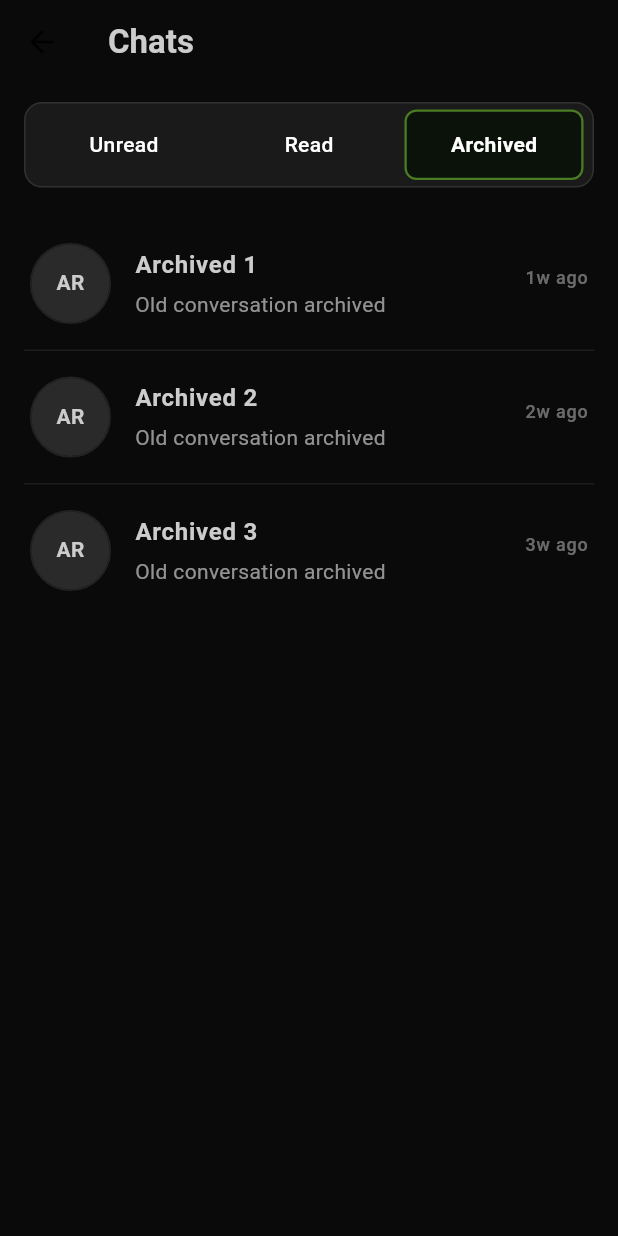
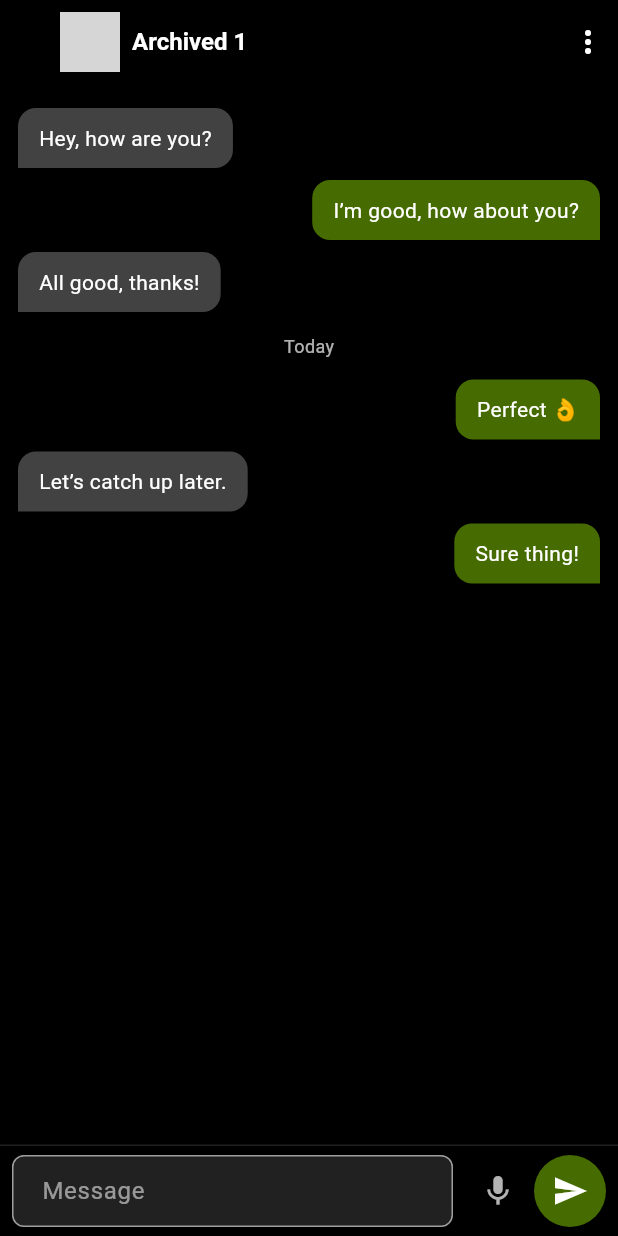
Before and after one commit to abdulrehman104/Outdoors-Mobile-App, a Flutter app: the ChatScreen screen opened directly, after a tap on "Read", after a tap on "Archived", after a tap on "AR", on a phone screen of 412 x 824 dp. Run offline on Flutter 3.47's test engine with Material 3 defaults, Android fonts, the phone set to English and light mode, and no system bars; our stand-ins replace dio, flutter_secure_storage, shared_preferences; accounts and stored records are empty; project files that could hold a hidden picture were left out; grey boxes are pictures that could not be loaded.

Commit message:
add chat screen

```diff
--- /dev/null
+++ b/lib/features/chat/view/chat_detail_screen.dart
@@ -0,0 +1,174 @@
+import 'package:flutter/material.dart';
+
+class ChatDetailScreen extends StatefulWidget {
+  final String name;
+  final String avatar;
+
+  const ChatDetailScreen({
+    super.key,
+    required this.name,
+    required this.avatar,
+  });
+
+  @override
+  _ChatDetailScreenState createState() => _ChatDetailScreenState();
+}
+
+class _ChatDetailScreenState extends State<ChatDetailScreen> {
+  final TextEditingController _controller = TextEditingController();
+
+  final List<Map<String, dynamic>> messages = [
+    {"isMe": false, "text": "Hey, how are you?"},
+    {"isMe": true, "text": "I’m good, how about you?"},
+    {"isMe": false, "text": "All good, thanks!"},
+    {"isMe": true, "text": "Perfect 👌"},
+    {"isMe": false, "text": "Let’s catch up later."},
+    {"isMe": true, "text": "Sure thing!"},
+  ];
+
+  @override
+  Widget build(BuildContext context) {
+    return Scaffold(
+      backgroundColor: Colors.black,
+      appBar: AppBar(
+        backgroundColor: Colors.black,
+        elevation: 0,
+        titleSpacing: 0,
+        leadingWidth: 40,
+        title: Row(
+          children: [
+            CircleAvatar(
+              backgroundImage: AssetImage(widget.avatar),
+            ),
+            const SizedBox(width: 8),
+            Text(
+              widget.name,
+              style: const TextStyle(color: Colors.white, fontSize: 16),
+            ),
+          ],
+        ),
+        actions: const [
+          Icon(Icons.more_vert, color: Colors.white),
+          SizedBox(width: 8),
+        ],
+      ),
+
+      /// ✅ Chat List + Input Field
+      body: Column(
+        children: [
+          /// Messages
+          Expanded(
+            child: ListView.builder(
+              padding: const EdgeInsets.all(12),
+              itemCount: messages.length + 1, // +1 for "Today" separator
+              itemBuilder: (context, index) {
+                if (index == 3) {
+                  return const Center(
+                    child: Padding(
+                      padding: EdgeInsets.symmetric(vertical: 10),
+                      child: Text(
+                        "Today",
+                        style: TextStyle(color: Colors.white70, fontSize: 12),
+                      ),
+                    ),
+                  );
+                }
+
+                final msg = messages[index > 3 ? index - 1 : index];
+                bool isMe = msg["isMe"];
+
+                return Align(
+                  alignment:
+                  isMe ? Alignment.centerRight : Alignment.centerLeft,
+                  child: Container(
+                    margin: const EdgeInsets.symmetric(vertical: 4),
+                    padding:
+                    const EdgeInsets.symmetric(horizontal: 14, vertical: 10),
+                    decoration: BoxDecoration(
+                      color: isMe
+                          ? const Color(0xFF466B00)
+                          : Colors.grey[800],
+                      borderRadius: BorderRadius.only(
+                        topLeft: const Radius.circular(12),
+                        topRight: const Radius.circular(12),
+                        bottomLeft:
+                        isMe ? const Radius.circular(12) : Radius.zero,
+                        bottomRight:
+                        isMe ? Radius.zero : const Radius.circular(12),
+                      ),
+                    ),
+                    child: Text(
+                      msg["text"],
+                      style: const TextStyle(color: Colors.white),
+                    ),
+                  ),
+                );
+              },
+            ),
+          ),
+
+          /// Input Field
+          SafeArea(
+            child: Container(
+              padding:
+              const EdgeInsets.symmetric(horizontal: 8, vertical: 6),
+              decoration: const BoxDecoration(
+                color: Colors.black,
+                border: Border(
+                  top: BorderSide(color: Colors.white12),
+                ),
+              ),
+              child: Row(
+                children: [
+                  Expanded(
+                    child: TextField(
+                      controller: _controller,
+                      style: const TextStyle(color: Colors.white),
+                      decoration: InputDecoration(
+                        hintText: "Message",
+                        hintStyle: const TextStyle(color: Colors.white54),
+                        filled: true,
+                        fillColor: Colors.grey[900],
+                        contentPadding: const EdgeInsets.symmetric(
+                            horizontal: 16, vertical: 12),
+                        border: OutlineInputBorder(
+                          borderRadius: BorderRadius.circular(30),
+                          borderSide: BorderSide.none,
+                        ),
+                      ),
+                    ),
+                  ),
+                  const SizedBox(width: 6),
+                  IconButton(
+                    icon: const Icon(Icons.mic, color: Colors.white70),
+                    onPressed: () {},
+                  ),
+                  Container(
+                    decoration: const BoxDecoration(
+                      shape: BoxShape.circle,
+                      color: Color(0xFF466B00),
+                    ),
+                    child: IconButton(
+                      icon: const Icon(Icons.send, color: Colors.white),
+                      onPressed: () {
+                        if (_controller.text.trim().isNotEmpty) {
+                          setState(() {
+                            messages.add({
+                              "isMe": true,
+                              "text": _controller.text.trim()
+                            });
+                          });
+                          _controller.clear();
+                        }
+                      },
+                    ),
+                  ),
+                ],
+              ),
+            ),
+          ),
+        ],
+      ),
+    );
+  }
+}
--- a/lib/features/chat/view/chat_screen.dart
+++ b/lib/features/chat/view/chat_screen.dart
@@ -1,4 +1,5 @@
 import 'package:flutter/material.dart';
+import 'chat_detail_screen.dart'; // Import the ChatDetailScreen
 
 class ChatScreen extends StatefulWidget {
   const ChatScreen({super.key});
@@ -9,7 +10,6 @@ class ChatScreen extends StatefulWidget {
 class _ChatScreenState extends State<ChatScreen> {
   int selectedTab = 0;
   final List<String> tabs = ["Unread", "Read", "Archived"];
-  // Different data for each tab
   final Map<String, List<Map<String, dynamic>>> tabData = {
     "Unread": List.generate(
       8,
@@ -64,7 +64,6 @@ class _ChatScreenState extends State<ChatScreen> {
       body: Column(
         crossAxisAlignment: CrossAxisAlignment.start,
         children: [
-          /// Enhanced Tab Row
           Container(
             margin: const EdgeInsets.symmetric(horizontal: 16, vertical: 12),
             padding: const EdgeInsets.all(4),
@@ -85,9 +84,7 @@ class _ChatScreenState extends State<ChatScreen> {
                       margin: const EdgeInsets.symmetric(horizontal: 2),
                       padding: const EdgeInsets.symmetric(vertical: 12),
                       decoration: BoxDecoration(
-                        color: isSelected
-                            ? const Color(0xFF0B1209) // Kept #0B1209 for selected tab
-                            : Colors.transparent,
+                        color: isSelected ? const Color(0xFF0B1209) : Colors.transparent,
                         borderRadius: BorderRadius.circular(8),
                         border: isSelected
                             ? Border.all(color: const Color(0xFF4A7C24), width: 1.5)
@@ -97,7 +94,7 @@ class _ChatScreenState extends State<ChatScreen> {
                       child: Text(
                         tabs[index],
                         style: TextStyle(
-                          color: Colors.white, // Changed to white for tab text
+                          color: Colors.white,
                           fontWeight: isSelected ? FontWeight.w700 : FontWeight.w500,
                           fontSize: 14,
                         ),
@@ -108,7 +105,6 @@ class _ChatScreenState extends State<ChatScreen> {
               }),
             ),
           ),
-          /// Chat List
           Expanded(
             child: currentChats.isEmpty
                 ? Center(
@@ -236,8 +232,16 @@ class _ChatScreenState extends State<ChatScreen> {
                       ],
                     ),
                     onTap: () {
-                      // Navigate to individual chat
-                      print("Tapped on ${chat["name"]}");
+                      // Navigate to ChatDetailScreen
+                      Navigator.push(
+                        context,
+                        MaterialPageRoute(
+                          builder: (context) => ChatDetailScreen(
+                            name: chat["name"],
+                            avatar: chat["avatar"],
+                          ),
+                        ),
+                      );
                     },
                   ),
                 );
--- a/pubspec.yaml
+++ b/pubspec.yaml
@@ -29,6 +29,7 @@ dependencies:
   flutter_facebook_auth: ^7.1.0 # For Facebook login
   lottie: ^3.3.1
   smooth_page_indicator: ^1.2.1
+  emoji_picker_flutter: ^4.3.0
 
 
 
```
Also changed, not shown: pubspec.lock, 2 other files.
